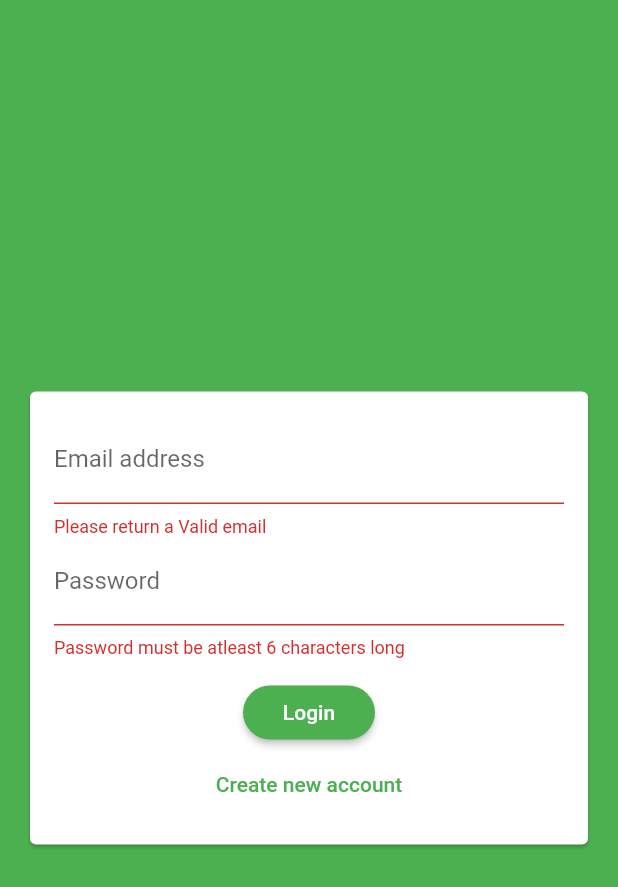
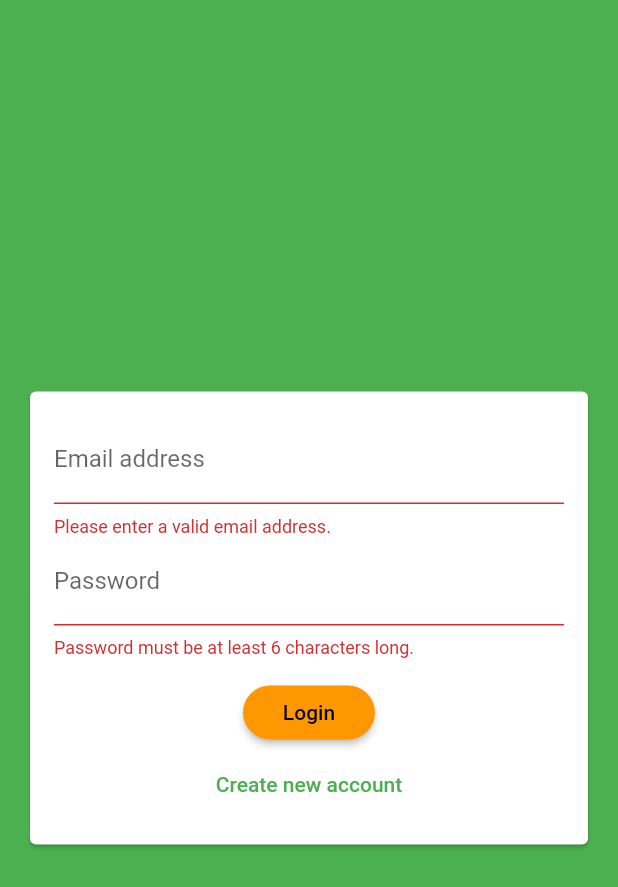
Before and after one commit to saurabhgrewal718/flutter-chat-app, a Flutter app: the screen it shows after launch, after a tap on "Login", on a phone screen of 412 x 824 dp. Shown: the top 887 px of the screen. Run offline on Flutter 3.47's test engine with Material 2 defaults, Android fonts, the phone set to English and light mode, and no system bars; our stand-ins replace cloud_firestore, firebase_auth; accounts and stored records are empty.

Commit message:
logout implemented in the app and hence the authentication part is totally complete

```diff
--- a/lib/main.dart
+++ b/lib/main.dart
@@ -1,6 +1,7 @@
 import 'package:chatapp/screens/auth_screen.dart';
 
 import './screens/chat_screen.dart';
+import 'package:firebase_auth/firebase_auth.dart';
 import 'package:flutter/material.dart';
 
 void main() {
@@ -23,7 +24,16 @@ class MyApp extends StatelessWidget {
           shape:RoundedRectangleBorder(borderRadius:BorderRadius.circular(20),)
         )
       ),
-      home: AuthScreen(),
+      home: StreamBuilder(
+        stream:FirebaseAuth.instance.onAuthStateChanged ,
+        builder: (ctx,userSnapshot) {
+          if(userSnapshot.hasData){
+            return ChatScreen();
+          }
+          return AuthScreen();
+
+        }
+      ),
     );
   }
 }
--- a/lib/screens/chat_screen.dart
+++ b/lib/screens/chat_screen.dart
@@ -1,5 +1,6 @@
 import 'package:flutter/material.dart';
 import 'package:cloud_firestore/cloud_firestore.dart';
+import 'package:firebase_auth/firebase_auth.dart';
 
 class ChatScreen extends StatefulWidget {
   @override
@@ -10,6 +11,30 @@ class _ChatScreenState extends State<ChatScreen> {
   @override
   Widget build(BuildContext context) {
     return Scaffold(
+      appBar: AppBar(
+        title: Text('Chat App'),
+        actions: <Widget>[
+          DropdownButton(icon: Icon(Icons.more_vert,color: Colors.white,),
+            items: [
+              DropdownMenuItem(child: Container(child:Row(
+                children: <Widget>[
+                  Icon(Icons.exit_to_app),
+                  SizedBox(width: 8,),
+                  Text('Logout'),
+                ],
+               ),
+              ),
+              value: 'Logout',
+             ),
+            ],
+            onChanged: (itemIdentifier){
+              if(itemIdentifier == 'Logout'){
+                FirebaseAuth.instance.signOut();
+              }
+            },
+          )
+        ],
+      ),
       body: StreamBuilder(
         stream: Firestore.instance
           .collection('chats/sQA2UNbEJqVFkhvu4KQc/messages/')
--- a/lib/widget/auth/auth_form.dart
+++ b/lib/widget/auth/auth_form.dart
@@ -1,15 +1,16 @@
 import 'package:flutter/material.dart';
 
 class AuthForm extends StatefulWidget {
+  AuthForm(
+    this.submitFn,
+    this.isLoading,
+  );
 
-  AuthForm(this.submitFn,this.isloading);
-
-  final bool isloading;
-
+  final bool isLoading;
   final void Function(
     String email,
     String password,
-    String username,
+    String userName,
     bool isLogin,
     BuildContext ctx,
   ) submitFn;
@@ -25,14 +26,14 @@ class _AuthFormState extends State<AuthForm> {
   var _userName = '';
   var _userPassword = '';
 
-  void _trySubmit(){
+  void _trySubmit() {
     final isValid = _formKey.currentState.validate();
     FocusScope.of(context).unfocus();
-    if(isValid){
+
+    if (isValid) {
       _formKey.currentState.save();
-      widget.submitFn(
-        _userEmail.trim(),_userName.trim(),_userPassword.trim(),_isLogin,context
-      );
+      widget.submitFn(_userEmail.trim(), _userPassword.trim(), _userName.trim(),
+          _isLogin, context);
     }
   }
 
@@ -50,10 +51,10 @@ class _AuthFormState extends State<AuthForm> {
                 mainAxisSize: MainAxisSize.min,
                 children: <Widget>[
                   TextFormField(
-                    key: ValueKey('Email'),
-                    validator: (value){
-                      if(value.isEmpty || !value.contains('@')){
-                        return 'Please return a Valid email';
+                    key: ValueKey('email'),
+                    validator: (value) {
+                      if (value.isEmpty || !value.contains('@')) {
+                        return 'Please enter a valid email address.';
                       }
                       return null;
                     },
@@ -61,54 +62,54 @@ class _AuthFormState extends State<AuthForm> {
                     decoration: InputDecoration(
                       labelText: 'Email address',
                     ),
-                    onSaved: (value){
-                      _userEmail =value;
+                    onSaved: (value) {
+                      _userEmail = value;
                     },
                   ),
-                  if(!_isLogin)
+                  if (!_isLogin)
                     TextFormField(
                       key: ValueKey('username'),
-                      validator: (value){
-                        if(value.isEmpty || value.length<4){
-                          return 'Please enter atleast 4 characters';
+                      validator: (value) {
+                        if (value.isEmpty || value.length < 4) {
+                          return 'Please enter at least 4 characters';
                         }
                         return null;
                       },
                       decoration: InputDecoration(labelText: 'Username'),
-                      onSaved: (value){
-                        _userName =value;
+                      onSaved: (value) {
+                        _userName = value;
                       },
                     ),
-
                   TextFormField(
                     key: ValueKey('password'),
-                    validator: (value){
-                      if(value.isEmpty || value.length<6){
-                        return 'Password must be atleast 6 characters long';
+                    validator: (value) {
+                      if (value.isEmpty || value.length < 6) {
+                        return 'Password must be at least 6 characters long.';
                       }
                       return null;
                     },
                     decoration: InputDecoration(labelText: 'Password'),
-                    onSaved: (value){
-                      _userPassword =value;
+                    obscureText: true,
+                    onSaved: (value) {
+                      _userPassword = value;
                     },
-                    obscureText: true,
                   ),
                   SizedBox(height: 12),
-                  if(widget.isloading)
-                    CircularProgressIndicator(),
-                  if(!widget.isloading)
+                  if (widget.isLoading) CircularProgressIndicator(),
+                  if (!widget.isLoading)
                     RaisedButton(
-                      color: Theme.of(context).primaryColor,
-                      child: Text(_isLogin ? 'Login' : 'SignUp'),
+                      child: Text(_isLogin ? 'Login' : 'Signup'),
                       onPressed: _trySubmit,
                     ),
+                  if (!widget.isLoading)
                     FlatButton(
                       textColor: Theme.of(context).primaryColor,
-                    child: Text(_isLogin ? 'Create new account' : "I Already Have An account"),
+                      child: Text(_isLogin
+                          ? 'Create new account'
+                          : 'I already have an account'),
                       onPressed: () {
                         setState(() {
-                        _isLogin = ! _isLogin;
+                          _isLogin = !_isLogin;
                         });
                       },
                     )
```
Lines whose indentation alone changed are shown as unchanged.
